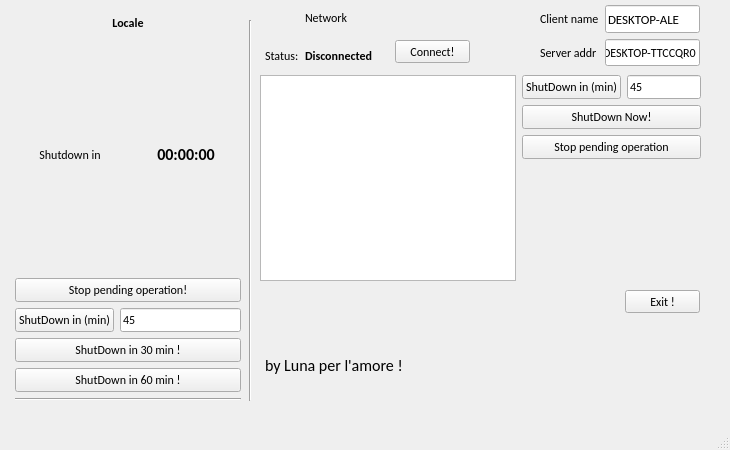
Above: shutdown.ui from repka3/houseManager before the change. Below: the same form after it.
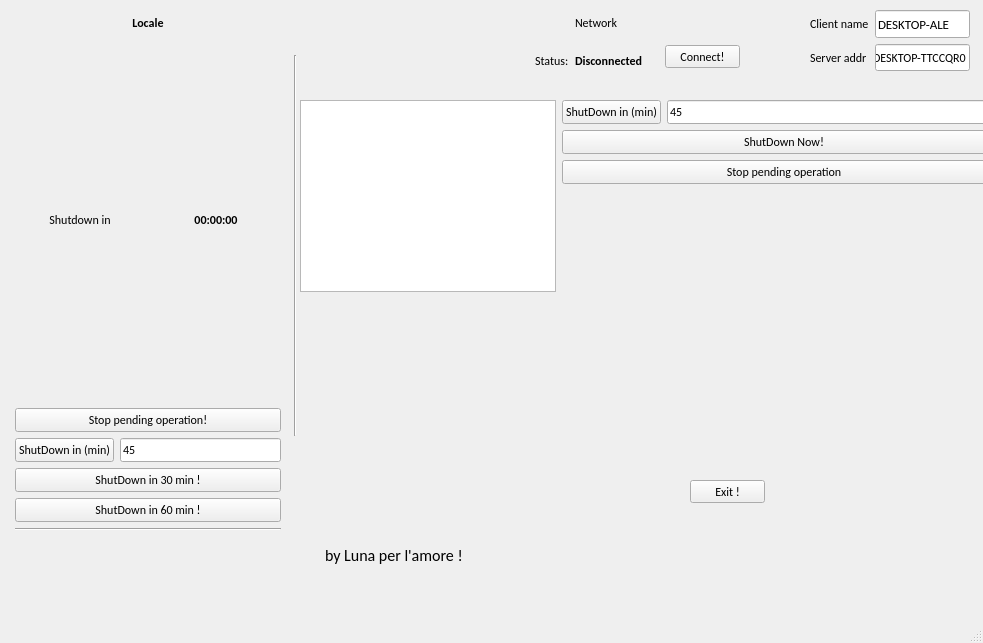
That is the form after the change.

Diff of the .ui file:
```diff
--- a/shutdown.ui
+++ b/shutdown.ui
@@ -6,8 +6,8 @@
    <rect>
     <x>0</x>
     <y>0</y>
-       <width>730</width>
-       <height>450</height>
+    <width>983</width>
+    <height>643</height>
    </rect>
   </property>
      <property name="sizePolicy">
@@ -29,8 +29,8 @@
    <widget class="QPushButton" name="pushButton_exit">
     <property name="geometry">
      <rect>
-         <x>625</x>
-         <y>290</y>
+      <x>690</x>
+      <y>480</y>
       <width>75</width>
       <height>23</height>
      </rect>
@@ -47,8 +47,8 @@
       <widget class="QLabel" name="label_4">
     <property name="geometry">
      <rect>
-         <x>265</x>
-         <y>355</y>
+      <x>325</x>
+      <y>545</y>
          <width>196</width>
          <height>21</height>
      </rect>
@@ -66,8 +66,8 @@
       <widget class="QLabel" name="label">
     <property name="geometry">
      <rect>
-         <x>305</x>
-         <y>10</y>
+      <x>575</x>
+      <y>15</y>
          <width>51</width>
          <height>16</height>
      </rect>
@@ -84,8 +84,8 @@
       <widget class="QLabel" name="label_5">
     <property name="geometry">
      <rect>
-         <x>265</x>
-         <y>45</y>
+      <x>535</x>
+      <y>50</y>
          <width>41</width>
          <height>21</height>
      </rect>
@@ -102,8 +102,8 @@
       <widget class="QLabel" name="label_status">
     <property name="geometry">
      <rect>
-         <x>305</x>
-         <y>45</y>
+      <x>575</x>
+      <y>50</y>
          <width>81</width>
          <height>21</height>
      </rect>
@@ -122,8 +122,8 @@
       <widget class="QPushButton" name="pushButton_connect">
     <property name="geometry">
      <rect>
-         <x>395</x>
-         <y>40</y>
+      <x>665</x>
+      <y>45</y>
          <width>75</width>
          <height>23</height>
      </rect>
@@ -142,8 +142,8 @@
      <rect>
       <x>15</x>
          <y>15</y>
-         <width>226</width>
-         <height>386</height>
+      <width>266</width>
+      <height>516</height>
      </rect>
     </property>
           <layout class="QVBoxLayout" name="verticalLayout">
@@ -192,7 +192,7 @@
                               <property name="font">
                                   <font>
                                       <family>Calibri</family>
-                                      <pointsize>12</pointsize>
+           <pointsize>9</pointsize>
                                       <weight>75</weight>
                                       <bold>true</bold>
                                   </font>
@@ -298,15 +298,22 @@
       <widget class="QWidget" name="formLayoutWidget_2">
     <property name="geometry">
      <rect>
-         <x>260</x>
-         <y>75</y>
-         <width>441</width>
-         <height>206</height>
+      <x>300</x>
+      <y>100</y>
+      <width>706</width>
+      <height>336</height>
      </rect>
     </property>
           <layout class="QFormLayout" name="formLayout_2">
               <item row="0" column="0">
-                  <widget class="QListView" name="listView_clients"/>
+      <widget class="QListView" name="listView_clients">
+       <property name="sizePolicy">
+        <sizepolicy hsizetype="Maximum" vsizetype="Maximum">
+         <horstretch>0</horstretch>
+         <verstretch>0</verstretch>
+        </sizepolicy>
+       </property>
+      </widget>
               </item>
               <item row="0" column="1">
                   <layout class="QFormLayout" name="formLayout">
@@ -401,8 +408,8 @@
       <widget class="QWidget" name="formLayoutWidget_3">
     <property name="geometry">
      <rect>
-         <x>540</x>
-         <y>5</y>
+      <x>810</x>
+      <y>10</y>
          <width>160</width>
          <height>61</height>
      </rect>
@@ -474,8 +481,8 @@
       <widget class="Line" name="line_3">
     <property name="geometry">
      <rect>
-         <x>245</x>
-         <y>20</y>
+      <x>290</x>
+      <y>55</y>
          <width>10</width>
          <height>381</height>
      </rect>
```
Left out of the diff: 2 changed lines with no effect on the pictures. Lines whose indentation alone changed are shown as unchanged.
